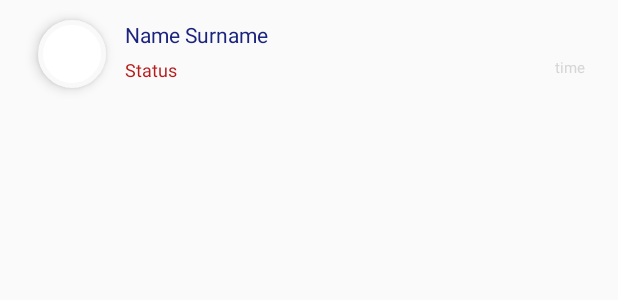
After one commit to oguzkaganeren/deu-bilgisayar-toplulugu-android, an Android app: the layout fragment_members.xml on its own in the app's theme, with its tools: preview values and no code run, on a phone screen of 412 x 824 dp. The commit adds this screen. Shown: the top 300 px of the screen. Run offline under Robolectric (Android 15) with nearby library versions, the phone set to English and light mode, and no system bars.

Commit message:
Members Fragment and its adapter added

```diff
--- a/app/src/main/java/com/example/oguz/topluluk/LoginActivity.java
+++ b/app/src/main/java/com/example/oguz/topluluk/LoginActivity.java
@@ -106,7 +106,7 @@ public class LoginActivity extends AppCompatActivity {
                                         Toast.makeText(LoginActivity.this, "There is a wrong", Toast.LENGTH_LONG).show();
                                     }
                                 } else {
-                                    checkIfEmailVerified();
+                                    //checkIfEmailVerified();
                                     /*Intent intent = new Intent(LoginActivity.this, MainActivity.class);
                                     startActivity(intent);
                                     finish();*/
--- /dev/null
+++ b/app/src/main/res/layout/fragment_members.xml
@@ -0,0 +1,77 @@
+<?xml version="1.0" encoding="utf-8"?>
+<LinearLayout
+    xmlns:android="http://schemas.android.com/apk/res/android"
+    android:layout_width="wrap_content"
+    android:layout_height="match_parent">
+    <android.support.v7.widget.RecyclerView
+        android:id="@+id/rcmembers"
+        android:layout_width="wrap_content"
+        android:layout_height="match_parent"
+        />
+    <RelativeLayout xmlns:android="http://schemas.android.com/apk/res/android"
+        android:layout_width="fill_parent"
+        android:layout_height="72dp"
+        android:padding="6dip"
+        android:clickable="true">
+        <de.hdodenhof.circleimageview.CircleImageView
+            xmlns:app="http://schemas.android.com/apk/res-auto"
+            android:id="@+id/right_profile_picture"
+            android:layout_width="45dp"
+            android:layout_height="45dp"
+            android:padding="0dp"
+            android:background="@drawable/profile_circular"
+            android:layout_marginLeft="16dp"
+            android:layout_centerVertical="true"
+            android:layout_alignParentLeft="true"
+            android:layout_alignParentStart="true"
+            android:layout_marginStart="19dp"
+            android:elevation="5dp"
+            app:civ_border_color="#FF000000"/>
+
+
+        <TextView
+            android:id="@+id/right_status"
+            android:layout_width="fill_parent"
+            android:layout_height="wrap_content"
+            android:ellipsize="marquee"
+            android:singleLine="true"
+            android:text="Status"
+            android:textSize="12sp"
+            android:paddingLeft="5dp"
+            android:textColor="@color/colorRed"
+            android:layout_below="@+id/right_name_surname"
+            android:layout_alignParentRight="true"
+            android:layout_marginLeft="72dp"
+            android:layout_marginRight="16dp" />
+
+        <TextView
+            android:id="@+id/right_name_surname"
+            android:layout_width="fill_parent"
+            android:layout_height="wrap_content"
+            android:layout_alignWithParentIfMissing="true"
+            android:gravity="center_vertical"
+            android:text="Name Surname"
+            android:textSize="14sp"
+            android:paddingLeft="5dp"
+            android:textColor="@color/colorPrimary"
+            android:layout_alignTop="@+id/right_profile_picture"
+            android:layout_alignParentRight="true"
+            android:layout_alignParentEnd="true"
+            android:layout_marginLeft="72dp"
+            android:layout_marginRight="16dp"
+            android:paddingBottom="5dp" />
+
+        <TextView
+            android:layout_width="wrap_content"
+            android:layout_height="wrap_content"
+            android:textAppearance="?android:attr/textAppearanceSmall"
+            android:text="time"
+            android:id="@+id/right_last_time"
+            android:textSize="10sp"
+            android:textColor="@color/purple"
+            android:layout_below="@+id/right_name_surname"
+            android:layout_alignRight="@+id/right_status"
+            android:layout_alignEnd="@+id/right_status" />
+
+    </RelativeLayout>
+</LinearLayout>
```
Also changed, not shown: app/src/main/java/com/example/oguz/topluluk/ContentFragment.java (+0 -9 lines), app/src/main/java/com/example/oguz/topluluk/MainActivity.java (+27 -2 lines), app/src/main/java/com/example/oguz/topluluk/MembersAdapter.java (+26 -41 lines), app/src/main/java/com/example/oguz/topluluk/MembersFragment.java (added, +135 -0 lines), app/src/main/java/com/example/oguz/topluluk/MembersInfo.java (+4 -3 lines), app/src/main/res/layout/activity_main.xml (+5 -72 lines), 207 other files.
